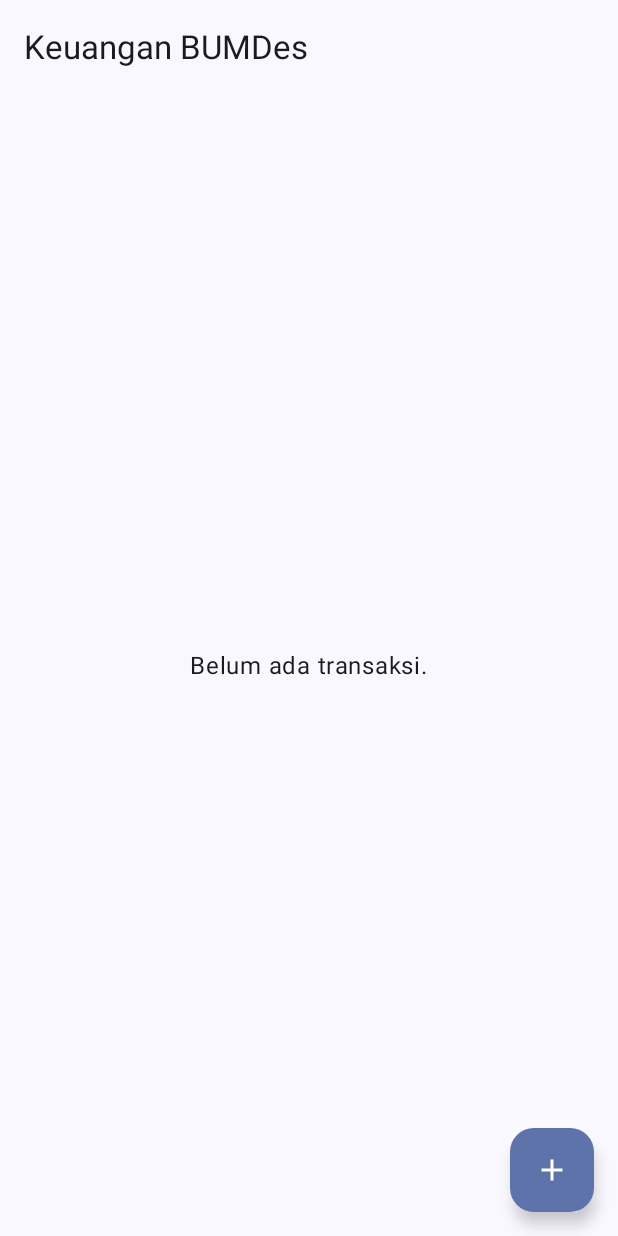
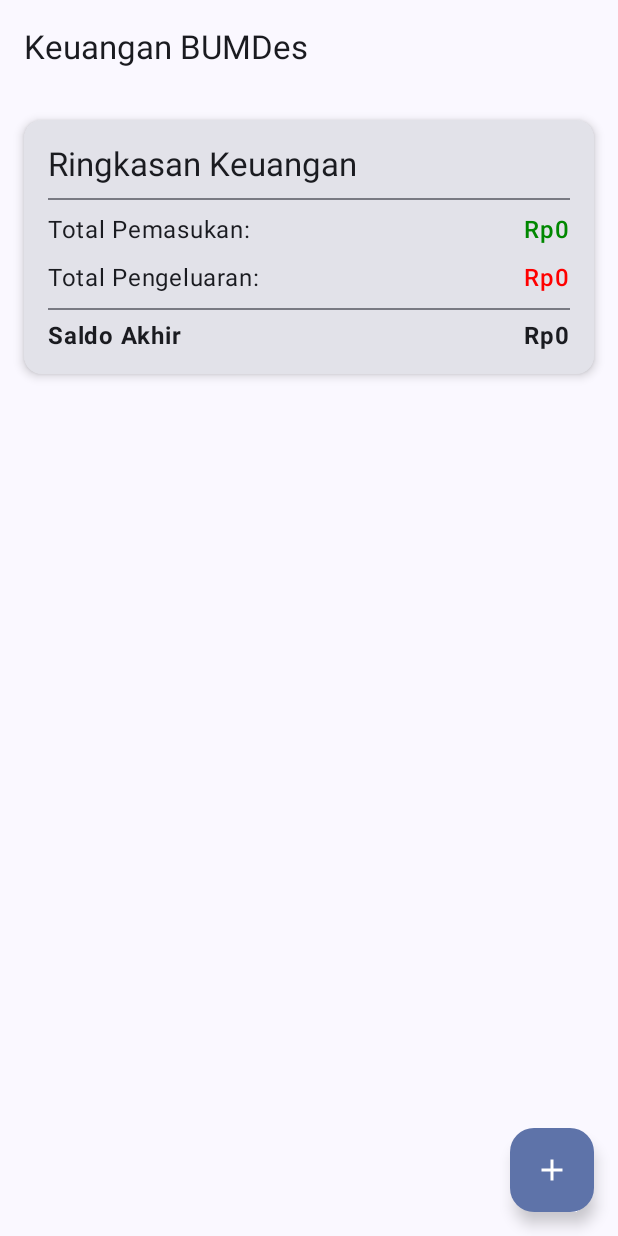
Before and after one commit to Nyy00/BumdesKu, an Android app built with Jetpack Compose: the screen it shows after launch (MainActivity), on a phone screen of 412 x 824 dp. Run offline under Robolectric (Android 15) with nearby library versions, the phone set to English and light mode, and no system bars; our stand-ins replace Room's generated code.

Commit message:
create card detail dashboard

```diff
--- a/app/src/main/java/com/dony/bumdesku/MainActivity.kt
+++ b/app/src/main/java/com/dony/bumdesku/MainActivity.kt
@@ -4,11 +4,16 @@ import android.os.Bundle
 import android.widget.Toast
 import androidx.activity.ComponentActivity
 import androidx.activity.compose.setContent
+import androidx.compose.foundation.clickable
 import androidx.compose.foundation.layout.*
 import androidx.compose.foundation.lazy.LazyColumn
 import androidx.compose.foundation.lazy.items
+import androidx.compose.foundation.rememberScrollState
+import androidx.compose.foundation.text.KeyboardOptions
+import androidx.compose.foundation.verticalScroll
 import androidx.compose.material.icons.Icons
 import androidx.compose.material.icons.filled.Add
+import androidx.compose.material.icons.filled.Delete
 import androidx.compose.material3.*
 import androidx.compose.runtime.*
 import androidx.compose.ui.Alignment
@@ -16,36 +21,34 @@ import androidx.compose.ui.Modifier
 import androidx.compose.ui.graphics.Color
 import androidx.compose.ui.platform.LocalContext
 import androidx.compose.ui.text.font.FontWeight
-import androidx.compose.ui.tooling.preview.Preview
+import androidx.compose.ui.text.input.KeyboardType
 import androidx.compose.ui.unit.dp
 import androidx.compose.ui.unit.sp
 import androidx.lifecycle.compose.collectAsStateWithLifecycle
 import androidx.lifecycle.viewmodel.compose.viewModel
 import androidx.navigation.NavController
+import androidx.navigation.NavType
 import androidx.navigation.compose.NavHost
 import androidx.navigation.compose.composable
 import androidx.navigation.compose.rememberNavController
+import androidx.navigation.navArgument
 import com.dony.bumdesku.data.BumdesDatabase
+import com.dony.bumdesku.data.DashboardData
 import com.dony.bumdesku.data.Transaction
 import com.dony.bumdesku.repository.TransactionRepository
 import com.dony.bumdesku.ui.theme.BumdesKuTheme
 import com.dony.bumdesku.viewmodel.TransactionViewModel
 import com.dony.bumdesku.viewmodel.TransactionViewModelFactory
 import java.text.NumberFormat
-import java.util.Date
-import java.util.Locale
-import androidx.compose.foundation.text.KeyboardOptions
-import androidx.compose.ui.text.input.KeyboardType
+import java.text.SimpleDateFormat
+import java.util.*
 
 class MainActivity : ComponentActivity() {
     override fun onCreate(savedInstanceState: Bundle?) {
         super.onCreate(savedInstanceState)
-
-        //-- Inisialisasi arsitektur --//
-        val database = BumdesDatabase.getDatabase(this)
-        val repository = TransactionRepository(database.transactionDao())
-        val factory = TransactionViewModelFactory(repository)
-
+        val factory = TransactionViewModelFactory(
+            TransactionRepository(BumdesDatabase.getDatabase(this).transactionDao())
+        )
         setContent {
             BumdesKuTheme {
                 BumdesApp(factory = factory)
@@ -61,15 +64,20 @@ fun BumdesApp(factory: TransactionViewModelFactory) {
     val viewModel: TransactionViewModel = viewModel(factory = factory)
 
     NavHost(navController = navController, startDestination = "transaction_list") {
-        // Rute untuk layar utama (daftar transaksi)
         composable("transaction_list") {
-            val transactions by viewModel.allTransactions.collectAsStateWithLifecycle(
-                initialValue = emptyList()
-            )
+            val transactions by viewModel.allTransactions.collectAsStateWithLifecycle(emptyList())
+            // AMBIL DATA DASHBOARD DARI VIEWMODEL
+            val dashboardData by viewModel.dashboardData.collectAsStateWithLifecycle()
+
             TransactionListScreen(
                 transactions = transactions,
-                onAddClick = {
-                    navController.navigate("add_transaction")
+                dashboardData = dashboardData, // KIRIM DATA KE LAYAR
+                onAddClick = { navController.navigate("add_transaction") },
+                onItemClick = { transactionId ->
+                    navController.navigate("edit_transaction/$transactionId")
+                },
+                onDeleteClick = { transaction ->
+                    viewModel.delete(transaction)
                 }
             )
         }
@@ -77,23 +85,51 @@ fun BumdesApp(factory: TransactionViewModelFactory) {
         composable("add_transaction") {
             AddTransactionScreen(
                 onSave = { transaction ->
-                    // Logika untuk menyimpan dan kembali
                     viewModel.insert(transaction)
                     navController.popBackStack()
+                },
+                onNavigateUp = { navController.popBackStack() }
+            )
+        }
+        // Rute untuk layar edit transaksi
+        composable(
+            route = "edit_transaction/{transactionId}",
+            arguments = listOf(navArgument("transactionId") { type = NavType.IntType })
+        ) { backStackEntry ->
+            val transactionId = backStackEntry.arguments?.getInt("transactionId")
+            if (transactionId != null) {
+                // Ambil transaksi yang akan diedit dari ViewModel
+                val transactionToEdit by viewModel.getTransactionById(transactionId)
+                    .collectAsStateWithLifecycle(initialValue = null)
+
+                transactionToEdit?.let { transaction ->
+                    AddTransactionScreen(
+                        transactionToEdit = transaction, // Kirim data untuk di-edit
+                        onSave = { updatedTransaction ->
+                            viewModel.update(updatedTransaction)
+                            navController.popBackStack()
+                        },
+                        onNavigateUp = { navController.popBackStack() }
+                    )
                 }
-            )
+            }
         }
     }
 }
 
-// --- Layar Daftar Transaksi ---
+// --- Layar Daftar Transaksi (Dengan Dashboard) ---
 @OptIn(ExperimentalMaterial3Api::class)
 @Composable
 fun TransactionListScreen(
     transactions: List<Transaction>,
+    dashboardData: DashboardData, // TERIMA DATA DASHBOARD
     onAddClick: () -> Unit,
+    onItemClick: (Int) -> Unit,
+    onDeleteClick: (Transaction) -> Unit,
     modifier: Modifier = Modifier
 ) {
+    var transactionToDelete by remember { mutableStateOf<Transaction?>(null) }
+
     Scaffold(
         topBar = { TopAppBar(title = { Text("Keuangan BUMDes") }) },
         floatingActionButton = {
@@ -102,53 +138,125 @@ fun TransactionListScreen(
             }
         }
     ) { paddingValues ->
-        // Konten layar (daftar atau pesan kosong)
-        if (transactions.isEmpty()) {
-            Column(
-                modifier = modifier
-                    .fillMaxSize()
-                    .padding(paddingValues),
-                horizontalAlignment = Alignment.CenterHorizontally,
-                verticalArrangement = Arrangement.Center
-            ) {
-                Text("Belum ada transaksi.", style = MaterialTheme.typography.bodyLarge)
-            }
-        } else {
-            LazyColumn(modifier = modifier
+        // Dialog Konfirmasi Hapus (tidak berubah)
+        if (transactionToDelete != null) {
+            // ...
+        }
+
+        Column(
+            modifier = modifier
                 .fillMaxSize()
                 .padding(paddingValues)
-                .padding(horizontal = 16.dp)) {
-                items(transactions) { transaction ->
-                    TransactionItem(transaction = transaction)
-                    Spacer(modifier = Modifier.height(8.dp))
+        ) {
+            // TAMPILKAN KARTU DASHBOARD DI SINI
+            DashboardCard(data = dashboardData)
+
+            if (transactions.isEmpty()) {
+                // ... (pesan kosong tidak berubah)
+            } else {
+                LazyColumn(
+                    modifier = Modifier.fillMaxSize(),
+                    contentPadding = PaddingValues(horizontal = 16.dp, vertical = 8.dp)
+                ) {
+                    items(transactions, key = { it.id }) { transaction ->
+                        TransactionItem(
+                            transaction = transaction,
+                            onItemClick = { onItemClick(transaction.id) },
+                            onDeleteClick = { transactionToDelete = transaction }
+                        )
+                        Spacer(modifier = Modifier.height(8.dp))
+                    }
                 }
             }
         }
     }
 }
 
-// --- Layar Tambah Transaksi (Versi Final) ---
+// --- COMPOSABLE BARU UNTUK DASHBOARD ---
+@Composable
+fun DashboardCard(data: DashboardData) {
+    val localeID = Locale("in", "ID")
+    val currencyFormat = NumberFormat.getCurrencyInstance(localeID).apply { maximumFractionDigits = 0 }
+
+    Card(
+        modifier = Modifier
+            .fillMaxWidth()
+            .padding(16.dp),
+        elevation = CardDefaults.cardElevation(defaultElevation = 4.dp)
+    ) {
+        Column(
+            modifier = Modifier.padding(16.dp),
+            verticalArrangement = Arrangement.spacedBy(8.dp)
+        ) {
+            Text("Ringkasan Keuangan", style = MaterialTheme.typography.titleLarge)
+            Divider()
+            Row(
+                modifier = Modifier.fillMaxWidth(),
+                horizontalArrangement = Arrangement.SpaceBetween
+            ) {
+                Text("Total Pemasukan:")
+                Text(
+                    text = currencyFormat.format(data.totalIncome),
+                    color = Color(0xFF008800),
+                    fontWeight = FontWeight.SemiBold
+                )
+            }
+            Row(
+                modifier = Modifier.fillMaxWidth(),
+                horizontalArrangement = Arrangement.SpaceBetween
+            ) {
+                Text("Total Pengeluaran:")
+                Text(
+                    text = currencyFormat.format(data.totalExpenses),
+                    color = Color.Red,
+                    fontWeight = FontWeight.SemiBold
+                )
+            }
+            Divider()
+            Row(
+                modifier = Modifier.fillMaxWidth(),
+                horizontalArrangement = Arrangement.SpaceBetween
+            ) {
+                Text("Saldo Akhir", fontWeight = FontWeight.Bold, style = MaterialTheme.typography.bodyLarge)
+                Text(
+                    text = currencyFormat.format(data.finalBalance),
+                    fontWeight = FontWeight.Bold,
+                    style = MaterialTheme.typography.bodyLarge
+                )
+            }
+        }
+    }
+}
+
+
+// --- Layar Tambah & Edit Transaksi (Versi Lengkap) ---
 @OptIn(ExperimentalMaterial3Api::class)
 @Composable
-fun AddTransactionScreen(onSave: (Transaction) -> Unit) {
+fun AddTransactionScreen(
+    transactionToEdit: Transaction? = null, // Parameter opsional untuk mode edit
+    onSave: (Transaction) -> Unit,
+    onNavigateUp: () -> Unit
+) {
     // State untuk menampung nilai dari setiap input field
-    var description by remember { mutableStateOf("") }
-    var amount by remember { mutableStateOf("") }
-    var category by remember { mutableStateOf("") }
+    var description by remember { mutableStateOf(transactionToEdit?.description ?: "") }
+    var amount by remember { mutableStateOf(transactionToEdit?.amount?.toString() ?: "") }
+    var category by remember { mutableStateOf(transactionToEdit?.category ?: "") }
     val transactionTypes = listOf("PEMASUKAN", "PENGELUARAN")
-    var selectedType by remember { mutableStateOf(transactionTypes[0]) }
+    var selectedType by remember { mutableStateOf(transactionToEdit?.type ?: transactionTypes[0]) }
     var isExpanded by remember { mutableStateOf(false) }
 
     val context = LocalContext.current
+    val screenTitle = if (transactionToEdit == null) "Tambah Transaksi Baru" else "Edit Transaksi"
 
     Scaffold(
-        topBar = { TopAppBar(title = { Text("Tambah Transaksi Baru") }) }
+        topBar = { TopAppBar(title = { Text(screenTitle) }) }
     ) { paddingValues ->
         Column(
             modifier = Modifier
                 .fillMaxSize()
-                .padding(paddingValues)
-                .padding(16.dp),
+                .padding(paddingValues) // Menerapkan padding dari Scaffold
+                .padding(16.dp)
+                .verticalScroll(rememberScrollState()), // Menambahkan scroll jika layar kecil
             verticalArrangement = Arrangement.spacedBy(16.dp)
         ) {
             // Kolom input untuk Deskripsi
@@ -211,65 +319,78 @@ fun AddTransactionScreen(onSave: (Transaction) -> Unit) {
 
             Spacer(modifier = Modifier.weight(1f)) // Pendorong agar tombol ke bawah
 
-            // Tombol Simpan
+            // Tombol Simpan/Perbarui
             Button(
                 onClick = {
                     val amountDouble = amount.toDoubleOrNull()
                     if (description.isNotBlank() && amountDouble != null && category.isNotBlank()) {
-                        val newTransaction = Transaction(
+                        val transaction = Transaction(
+                            id = transactionToEdit?.id ?: 0, // Gunakan id lama jika edit
                             amount = amountDouble,
                             type = selectedType,
                             category = category,
                             description = description,
-                            date = System.currentTimeMillis(),
-                            unitUsahaId = 1 // Untuk sementara kita hardcode ID unit usaha
+                            date = transactionToEdit?.date ?: System.currentTimeMillis(), // Gunakan tanggal lama jika edit
+                            unitUsahaId = 1
                         )
-                        onSave(newTransaction)
+                        onSave(transaction)
                     } else {
                         Toast.makeText(context, "Harap isi semua kolom dengan benar", Toast.LENGTH_SHORT).show()
                     }
                 },
                 modifier = Modifier.fillMaxWidth()
             ) {
-                Text("Simpan")
+                Text(if (transactionToEdit == null) "Simpan" else "Perbarui")
             }
         }
     }
 }
 
-// --- Item untuk Satu Transaksi (Tidak Berubah) ---
+// --- Item untuk Satu Transaksi (Dengan tombol hapus) ---
 @Composable
-fun TransactionItem(transaction: Transaction) {
+fun TransactionItem(
+    transaction: Transaction,
+    onItemClick: () -> Unit,
+    onDeleteClick: () -> Unit
+) {
+    // Format angka dan tanggal
     val localeID = Locale("in", "ID")
-    val currencyFormat = NumberFormat.getCurrencyInstance(localeID)
+    val currencyFormat = NumberFormat.getCurrencyInstance(localeID).apply { maximumFractionDigits = 0 }
+    val dateFormat = SimpleDateFormat("dd MMM yyyy, HH:mm", localeID)
     val formattedAmount = currencyFormat.format(transaction.amount)
+    val formattedDate = dateFormat.format(Date(transaction.date))
 
     Card(
-        modifier = Modifier.fillMaxWidth(),
+        modifier = Modifier
+            .fillMaxWidth()
+            .clickable(onClick = onItemClick), // Membuat card bisa diklik
         elevation = CardDefaults.cardElevation(defaultElevation = 2.dp)
     ) {
         Row(
             modifier = Modifier
-                .padding(16.dp)
+                .padding(start = 16.dp, top = 16.dp, bottom = 16.dp, end = 8.dp)
                 .fillMaxWidth(),
-            horizontalArrangement = Arrangement.SpaceBetween,
             verticalAlignment = Alignment.CenterVertically
         ) {
             Column(modifier = Modifier.weight(1f)) {
-                Text(text = transaction.description, fontWeight = FontWeight.Bold)
+                Text(text = transaction.description, fontWeight = FontWeight.Bold, fontSize = 17.sp)
                 Text(text = transaction.category, fontSize = 14.sp)
-                Text(
-                    text = Date(transaction.date).toString(),
-                    fontSize = 12.sp,
-                    color = Color.Gray
-                )
+                Text(text = formattedDate, fontSize = 12.sp, color = Color.Gray)
             }
+            Spacer(modifier = Modifier.width(8.dp))
             Text(
                 text = formattedAmount,
                 color = if (transaction.type == "PEMASUKAN") Color(0xFF008800) else Color.Red,
                 fontWeight = FontWeight.Bold,
                 fontSize = 16.sp
             )
+            IconButton(onClick = onDeleteClick) {
+                Icon(
+                    imageVector = Icons.Default.Delete,
+                    contentDescription = "Hapus Transaksi",
+                    tint = Color.Gray
+                )
+            }
         }
     }
 }
--- /dev/null
+++ b/app/src/main/java/com/dony/bumdesku/data/DashboardData.kt
@@ -0,0 +1,7 @@
+package com.dony.bumdesku.data
+
+data class DashboardData(
+    val totalIncome: Double = 0.0,
+    val totalExpenses: Double = 0.0,
+    val finalBalance: Double = 0.0
+)
--- a/app/src/main/java/com/dony/bumdesku/data/TransactionDao.kt
+++ b/app/src/main/java/com/dony/bumdesku/data/TransactionDao.kt
@@ -30,4 +30,8 @@ interface TransactionDao {
     // Mengambil semua transaksi dan mengurutkannya dari yang terbaru
     @Query("SELECT * FROM transactions ORDER BY date DESC")
     fun getAllTransactions(): Flow<List<Transaction>>
+
+    // FUNGSI BARU: Menjumlahkan semua nominal berdasarkan tipe transaksi
+    @Query("SELECT SUM(amount) FROM transactions WHERE type = :transactionType")
+    fun getTotalAmountByType(transactionType: String): Flow<Double?>
 }
--- a/app/src/main/java/com/dony/bumdesku/repository/TransactionRepository.kt
+++ b/app/src/main/java/com/dony/bumdesku/repository/TransactionRepository.kt
@@ -29,4 +29,14 @@ class TransactionRepository(private val transactionDao: TransactionDao) {
     suspend fun delete(transaction: Transaction) {
         transactionDao.delete(transaction)
     }
+
+    // FUNGSI BARU: Mengambil total pemasukan
+    fun getTotalIncome(): Flow<Double?> {
+        return transactionDao.getTotalAmountByType("PEMASUKAN")
+    }
+
+    // FUNGSI BARU: Mengambil total pengeluaran
+    fun getTotalExpenses(): Flow<Double?> {
+        return transactionDao.getTotalAmountByType("PENGELUARAN")
+    }
 }
--- a/app/src/main/java/com/dony/bumdesku/viewmodel/TransactionViewModel.kt
+++ b/app/src/main/java/com/dony/bumdesku/viewmodel/TransactionViewModel.kt
@@ -2,27 +2,52 @@ package com.dony.bumdesku.viewmodel
 
 import androidx.lifecycle.ViewModel
 import androidx.lifecycle.viewModelScope
+import com.dony.bumdesku.data.DashboardData
 import com.dony.bumdesku.data.Transaction
 import com.dony.bumdesku.repository.TransactionRepository
+import kotlinx.coroutines.flow.Flow
+import kotlinx.coroutines.flow.SharingStarted
+import kotlinx.coroutines.flow.StateFlow
+import kotlinx.coroutines.flow.combine
+import kotlinx.coroutines.flow.stateIn
 import kotlinx.coroutines.launch
 
 class TransactionViewModel(private val repository: TransactionRepository) : ViewModel() {
 
-    // Expose (sediakan) Flow dari semua transaksi agar bisa diamati oleh UI
-    val allTransactions = repository.allTransactions
+    val allTransactions: Flow<List<Transaction>> = repository.allTransactions
 
-    // Fungsi untuk menyisipkan data baru
-    // viewModelScope akan menjalankan ini di background thread secara otomatis
+    // FUNGSI BARU: Menggabungkan data pemasukan dan pengeluaran menjadi satu
+    val dashboardData: StateFlow<DashboardData> =
+        combine(
+            repository.getTotalIncome(),
+            repository.getTotalExpenses()
+        ) { income, expenses ->
+            val totalIncome = income ?: 0.0
+            val totalExpenses = expenses ?: 0.0
+            val finalBalance = totalIncome - totalExpenses
+            DashboardData(
+                totalIncome = totalIncome,
+                totalExpenses = totalExpenses,
+                finalBalance = finalBalance
+            )
+        }.stateIn(
+            scope = viewModelScope,
+            started = SharingStarted.WhileSubscribed(5000),
+            initialValue = DashboardData() // Nilai awal sebelum data dari database datang
+        )
+
+    fun getTransactionById(id: Int): Flow<Transaction?> {
+        return repository.getTransactionById(id)
+    }
+
     fun insert(transaction: Transaction) = viewModelScope.launch {
         repository.insert(transaction)
     }
 
-    // Fungsi untuk memperbarui data
     fun update(transaction: Transaction) = viewModelScope.launch {
         repository.update(transaction)
     }
 
-    // Fungsi untuk menghapus data
     fun delete(transaction: Transaction) = viewModelScope.launch {
         repository.delete(transaction)
     }
```
